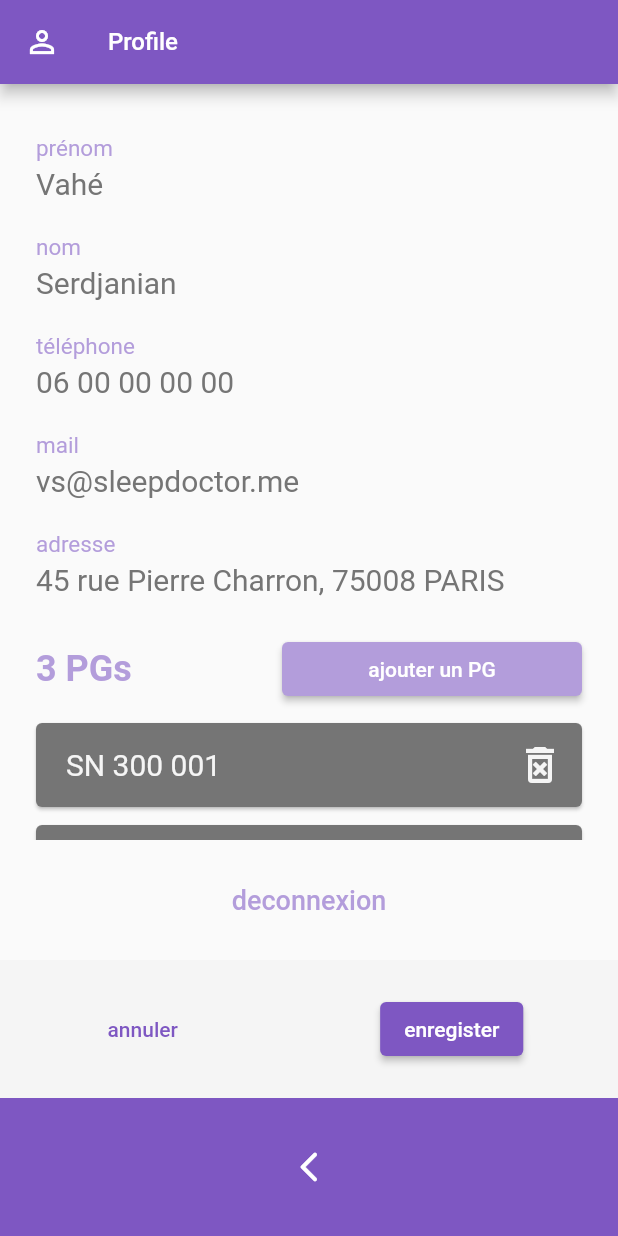
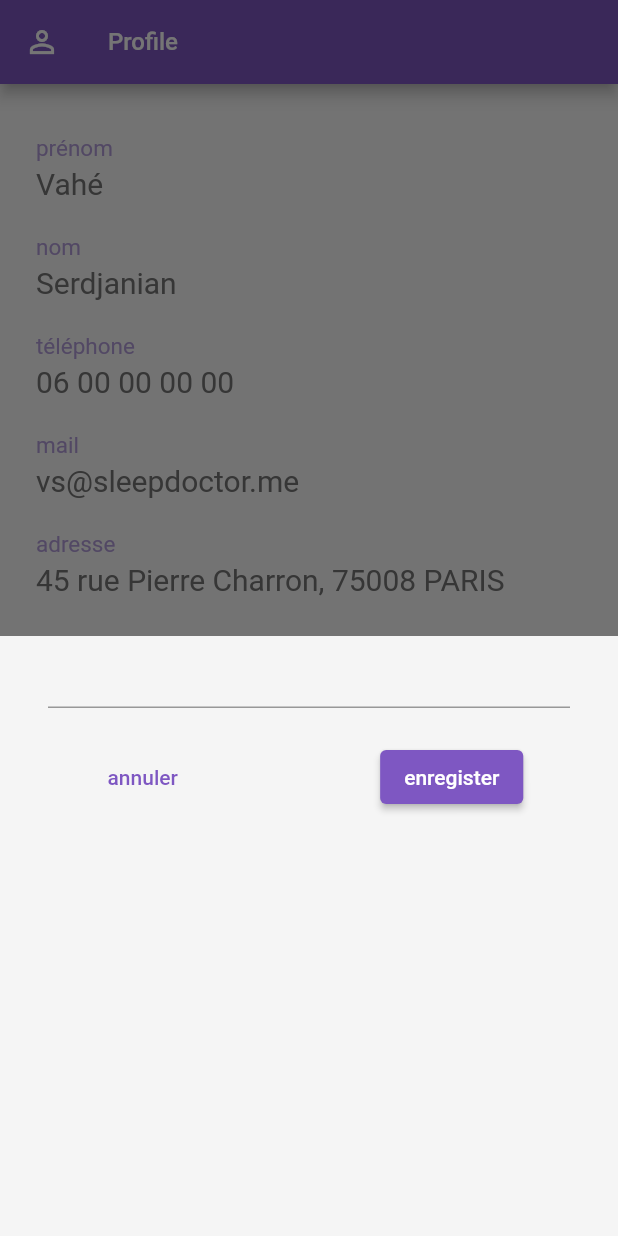
Before and after one commit to GreatPy/sd_tech_app, a Flutter app: the Profile screen opened directly, after a tap on an icon or button, on a phone screen of 412 x 824 dp. Run offline on Flutter 3.47's test engine with Material 2 defaults, Android fonts, the phone set to English and light mode, and no system bars; drawn by our look-alikes of keyboard_dismisser; our stand-ins replace flutter_riverpod.

Commit message:
bottom modal for adding machin added

```diff
--- /dev/null
+++ b/lib/widgets/tech_profile/bottom_modal.dart
@@ -0,0 +1,29 @@
+import 'package:flutter/material.dart';
+import 'package:sd_tech/models/styles.dart';
+import 'package:sd_tech/widgets/generals/footer/validation_footer.dart';
+
+class BottomModal extends StatefulWidget {
+  const BottomModal({super.key});
+
+  @override
+  State<BottomModal> createState() => _BottomModalState();
+}
+
+class _BottomModalState extends State<BottomModal> {
+  @override
+  Widget build(BuildContext context) {
+    return Container(
+        color: neutralLigth,
+        height: 400,
+        child: Column(
+          children: [
+            Padding(
+              padding: const EdgeInsets.fromLTRB(32, 0, 32, 0),
+              child: Form(child: TextFormField()),
+            ),
+            const ValidationFooter(initalPgs: [], initalPsgs: [])
+          ],
+        ));
+    ;
+  }
+}
--- a/lib/widgets/tech_profile/exam_header.dart
+++ b/lib/widgets/tech_profile/exam_header.dart
@@ -2,7 +2,9 @@ import 'package:flutter/material.dart';
 import 'package:sd_tech/models/enums/exam_type_enum.dart';
 import 'package:sd_tech/models/styles.dart';
 import 'package:sd_tech/models/tech.dart';
+import 'package:sd_tech/widgets/generals/footer/validation_footer.dart';
 import 'package:sd_tech/widgets/generals/styled_text.dart';
+import 'package:sd_tech/widgets/tech_profile/bottom_modal.dart';
 
 class ExamHeader extends StatelessWidget {
   const ExamHeader({
@@ -43,7 +45,14 @@ class ExamHeader extends StatelessWidget {
           child: ElevatedButton(
               style:
                   ElevatedButton.styleFrom(backgroundColor: primaryColorLigth),
-              onPressed: () {},
+              onPressed: () {
+                print("add machine");
+                showModalBottomSheet(
+                    context: context,
+                    builder: (BuildContext context) {
+                      return const BottomModal();
+                    });
+              },
               child: StyledText(content: "ajouter un $machineType")),
         )
       ],
```
